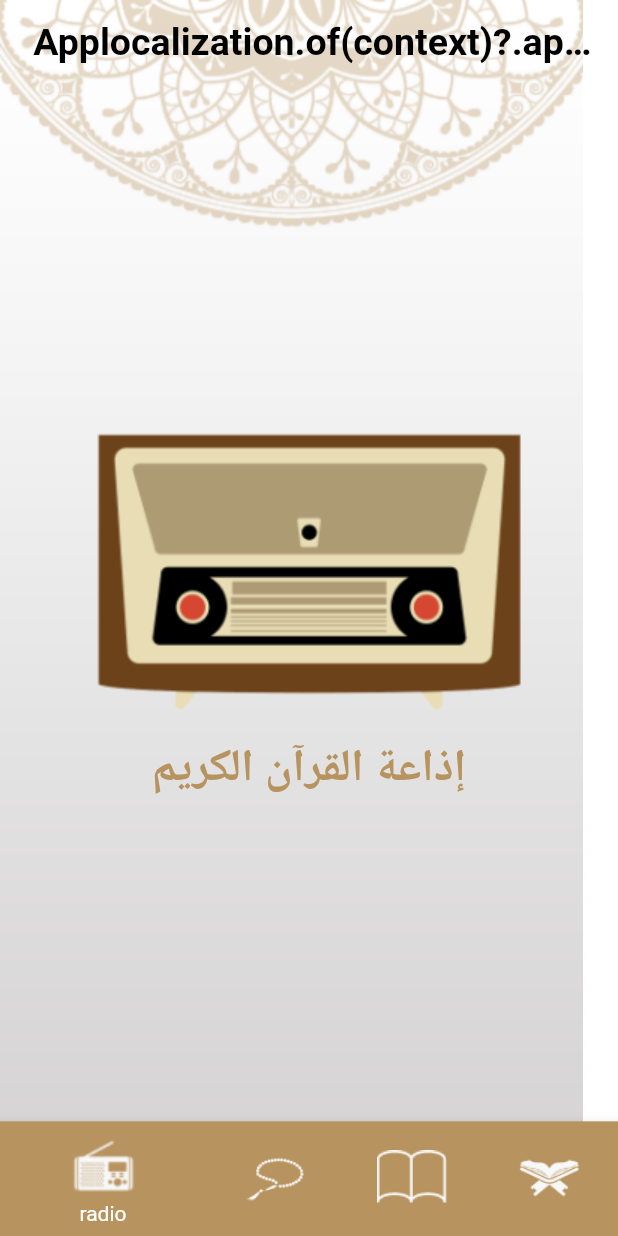
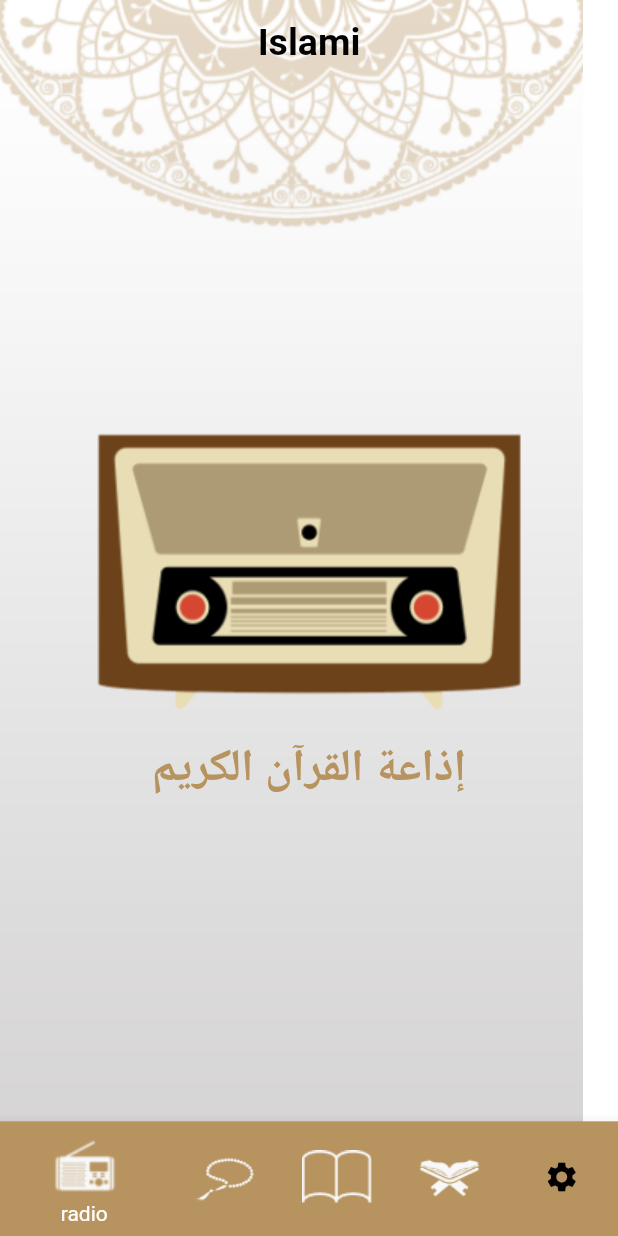
Before and after one commit to Ibrahim58563/islami_app_1, a Flutter app: the screen it shows after launch, on a phone screen of 412 x 824 dp. Run offline on Flutter 3.47's test engine with Material 2 defaults, Android fonts, the phone set to English and light mode, and no system bars; generated files the repository leaves out were written again.

Commit message:
abd allah mamdoh

```diff
--- a/lib/HomePage.dart
+++ b/lib/HomePage.dart
@@ -1,6 +1,7 @@
 import 'package:flutter/material.dart';
+import 'package:islami_app_1/Settings_Tab/SettingsTab.dart';
 import '../main.dart';
-import 'hadith/HadithScreen.dart';
+import 'hadith/hadith_screen.dart';
 import 'quran/quran.dart';
 import 'radio/radio.dart';
 import 'sebha/sebha.dart';
@@ -64,13 +65,15 @@ class _HomePageState extends State<HomePage> {
                       width: 48,
                     ),
                     label: ('quran')),
+                BottomNavigationBarItem(
+                    icon: Icon(Icons.settings), label: ('quran')),
               ],
             ),
           ),
           appBar: AppBar(
             title: Center(
               child: Text(
-                ' Applocalization.of(context)?.app_title',
+                'Islami',
                 style: TextStyle(
                   fontWeight: FontWeight.bold,
                   fontSize: 25,
@@ -82,23 +85,30 @@ class _HomePageState extends State<HomePage> {
             backgroundColor: Colors.transparent,
             foregroundColor: Colors.transparent,
           ),
-          body: Container(child: getCurrentPage()),
+          body: Container(child: views[currentPage]),
         ),
       ],
     );
   }
 
-  Widget getCurrentPage() {
-    if (currentPage == 0) {
-      return RadioTab();
-    } else if (currentPage == 1) {
-      return SebhaTab();
-    } else if (currentPage == 2) {
-      return HadithScreen();
-    } else if (currentPage == 3) {
-      return QuranTab();
-    }
-  }
+  List<Widget> views = [
+    RadioTab(),
+    SebhaTab(),
+    HadithScreen(),
+    QuranTab(),
+    SettingsTab()
+  ];
 }
 
 class HadithList {}
+//  Widget getCurrentPage() {
+//   if (currentPage == 0) {
+//     return RadioTab();
+//   } else if (currentPage == 1) {
+//     return SebhaTab();
+//   } else if (currentPage == 2) {
+//     return HadithScreen();
+//   } else if (currentPage == 3) {
+//     return QuranTab();
+//   }
+// }
--- a/lib/hadith/HadithDetailsScreen.dart
+++ b/lib/hadith/HadithDetailsScreen.dart
@@ -1,5 +1,5 @@
 import 'package:flutter/material.dart';
-import 'package:islami_app_1/hadith/HadithScreen.dart';
+import 'package:islami_app_1/hadith/hadith_screen.dart';
 
 class HadithDetailsScreen extends StatelessWidget {
   static const String routeName = 'hadith-details';
--- a/lib/hadith/HadithName.dart
+++ b/lib/hadith/HadithName.dart
@@ -1,6 +1,6 @@
 import 'package:flutter/material.dart';
 import 'package:islami_app_1/hadith/HadithDetailsScreen.dart';
-import 'package:islami_app_1/hadith/HadithScreen.dart';
+import 'package:islami_app_1/hadith/hadith_screen.dart';
 
 class HadithNameWidget extends StatelessWidget {
   Hadith item;
--- a/lib/main.dart
+++ b/lib/main.dart
@@ -1,54 +1,73 @@
 import 'package:flutter/material.dart';
 import 'package:islami_app_1/hadith/HadithDetailsScreen.dart';
-//import 'package:flutter_gen/gen_l10n/app_localizations.dart';
-
+import 'package:flutter_localizations/flutter_localizations.dart';
+import 'package:islami_app_1/provider/AppConfigProvider.dart';
+import 'package:provider/provider.dart';
 import 'HomePage.dart';
-import 'hadith/HadithScreen.dart';
+import 'hadith/hadith_screen.dart';
 import 'quran/suraDetailsScreen.dart';
+import 'package:flutter_gen/gen_l10n/app_localizations.dart';
 
 class MyThemeData {
   static final primaryColor = Color.fromRGBO(183, 147, 95, 1.0);
   static final selectedItemColor = Color.fromRGBO(255, 255, 255, 1.0);
   static final unSelectedItemColor = Color.fromRGBO(0, 0, 0, 1.0);
+  static final colorBalck = Color.fromRGBO(0, 0, 0, 1.0);
+  static final colorWhite = Color.fromRGBO(255, 255, 255, 1.0);
+  static final ThemeData lightTheme = ThemeData(
+    appBarTheme: AppBarTheme(
+      color: Colors.transparent,
+      elevation: 0,
+      titleTextStyle: TextStyle(
+        color: MyThemeData.colorBalck,
+        fontSize: 24,
+      ),
+      iconTheme: IconThemeData(
+        color: MyThemeData.colorBalck,
+      ),
+      centerTitle: true,
+    ),
+  );
+  static final ThemeData darkTheme = ThemeData(
+      appBarTheme: AppBarTheme(
+        color: Colors.transparent,
+        elevation: 0,
+        titleTextStyle: TextStyle(
+          color: MyThemeData.colorBalck,
+        ),
+      ),
+      primaryColor: MyThemeData.primaryColor);
 }
 
 void main() {
-  runApp(MyApp());
+  runApp(ChangeNotifierProvider<AppConfigProvider>(
+      create: (buildContext) => AppConfigProvider(), child: MyApp()));
 }
 
 class MyApp extends StatelessWidget {
   @override
   Widget build(BuildContext context) {
+    var provider = Provider.of<AppConfigProvider>(context);
     return MaterialApp(
       theme: ThemeData(
         scaffoldBackgroundColor: Colors.transparent,
-        bottomNavigationBarTheme: BottomNavigationBarThemeData(
-            backgroundColor: MyThemeData.primaryColor,
-            selectedIconTheme: IconThemeData(
-              color: MyThemeData.selectedItemColor,
-              size: 24,
-            ),
-            unselectedIconTheme: IconThemeData(
-              color: MyThemeData.unSelectedItemColor,
-              size: 24,
-            )),
         iconTheme: IconThemeData(color: Colors.black),
       ),
+      darkTheme: MyThemeData.darkTheme,
+      themeMode: provider.appTheme,
       routes: {
         HomePage.routeName: (buildContext) => HomePage(),
         SuraDetails.routeName: (buildContext) => SuraDetails(),
         HadithDetailsScreen.routeName: (buildContext) => HadithDetailsScreen(),
       },
       initialRoute: HomePage.routeName,
-      // localizationsDelegates: AppLocalizations.localizationsDelegates,
-      // [
-      //   AppLocalizations.delegate,
-      //   GlobalMaterialLocalizations.delegate,
-      //   GlobalWidgetsLocalizations.delegate,
-      //   GlobalCupertinoLocaliztions.delegate,
-      // ],
-      // supportedLocales: AppLocalizations.supportedLocales,
-      locale: Locale('ar'),
+      localizationsDelegates: [
+        GlobalMaterialLocalizations.delegate,
+        GlobalWidgetsLocalizations.delegate,
+        GlobalCupertinoLocalizations.delegate,
+      ],
+      supportedLocales: AppLocalizations.supportedLocales,
+      locale: Locale(provider.appLanguage),
     );
   }
 }
--- a/lib/quran/suraDetailsScreen.dart
+++ b/lib/quran/suraDetailsScreen.dart
@@ -16,7 +16,7 @@ class _SuraDetailsState extends State<SuraDetails> {
   @override
   Widget build(BuildContext context) {
     var args = ModalRoute.of(context)?.settings.arguments as SuraDetailsArgs;
-    if (ayat.isEmpty) readSura(args.suraIndex);
+    if (ayat.isEmpty) read_sura(args.suraIndex);
     return Stack(
       children: [
         Image(
@@ -68,8 +68,8 @@ class _SuraDetailsState extends State<SuraDetails> {
     );
   }
 
-  void readSura(int index) async {
-    String fileName = "assets/files/${index + 1}.txt";
+  void read_sura(int index) async {
+    String fileName = "assets/suras/${index + 1}.txt";
     String fileContent = await rootBundle.loadString(fileName);
     print(fileContent);
     List<String> verses = fileContent.split('\n');
--- a/pubspec.yaml
+++ b/pubspec.yaml
@@ -18,7 +18,7 @@ publish_to: 'none' # Remove this line if you wish to publish to pub.dev
 version: 1.0.0+1
 
 environment:
-  sdk: ">=2.10.0 <3.0.0"
+  sdk: ">=2.12.0 <3.0.0"
 
 # Dependencies specify other packages that your package needs in order to work.
 # To automatically upgrade your package dependencies to the latest versions
@@ -33,6 +33,7 @@ dependencies:
     sdk: flutter
 
   intl: ^0.17.0
+  provider: ^6.0.1
 
   # The following adds the Cupertino Icons font to your application.
   # Use with the CupertinoIcons class for iOS style icons.
@@ -63,7 +64,6 @@ flutter:
   # included with your application, so that you can use the icons in
   # the material Icons class.
   uses-material-design: true
-
   # To add assets to your application, add an assets section, like this:
 
 
```
Also changed, not shown: lib/hadith/HadithScreen.dart (deleted, +0 -90 lines), lib/hadith/hadithNameItem.dart (deleted, +0 -12 lines), pubspec.lock.
